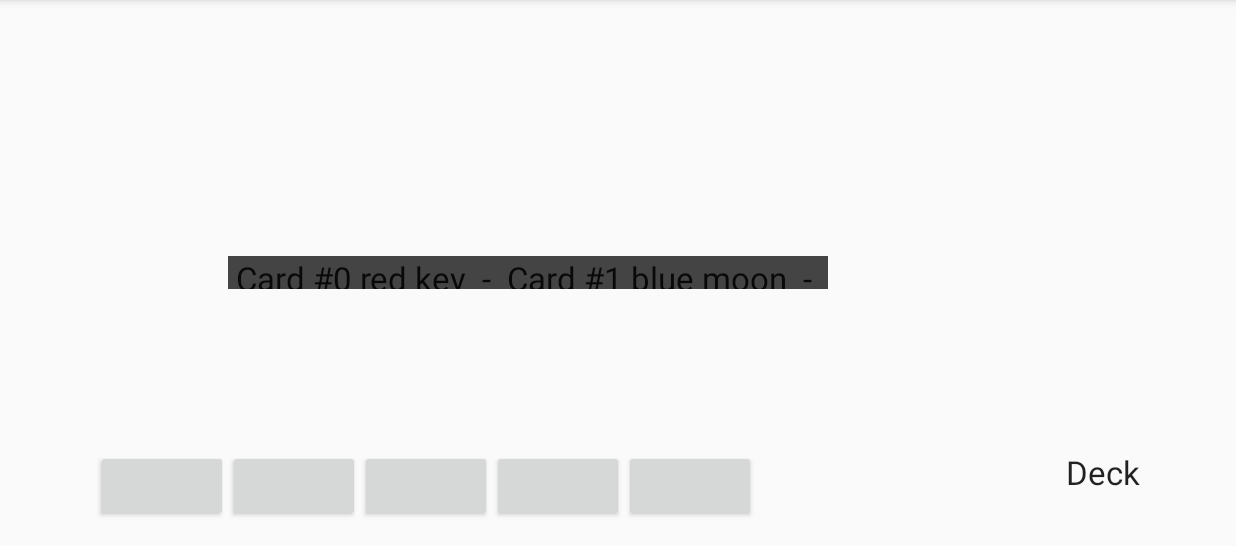
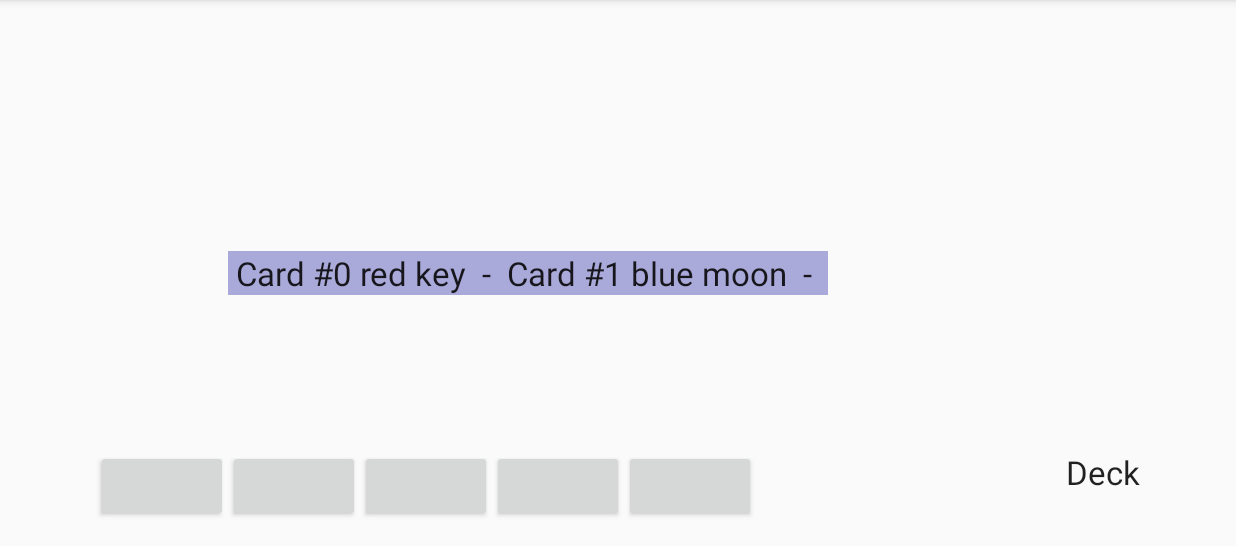
Before and after one commit to zlwdk4/Nonirim, an Android app: the screen it shows after launch (MainActivity), on a phone screen of 824 x 412 dp (held sideways), the part 72-618 px from its top. Run offline under Robolectric (Android 15) with nearby library versions, the phone set to English and light mode, and no system bars.

Commit message:
simple edit

```diff
--- a/app/src/main/res/layout/activity_main.xml
+++ b/app/src/main/res/layout/activity_main.xml
@@ -54,9 +54,8 @@
         android:layout_centerVertical="true"
         android:layout_toRightOf="@+id/hand1"
         android:layout_toEndOf="@+id/hand1"
-        android:background="#444444"
-        android:height="22dp"
-        android:width="400dp"
+        android:background="#aaaada"
+
         />
 
     <TextView
```
